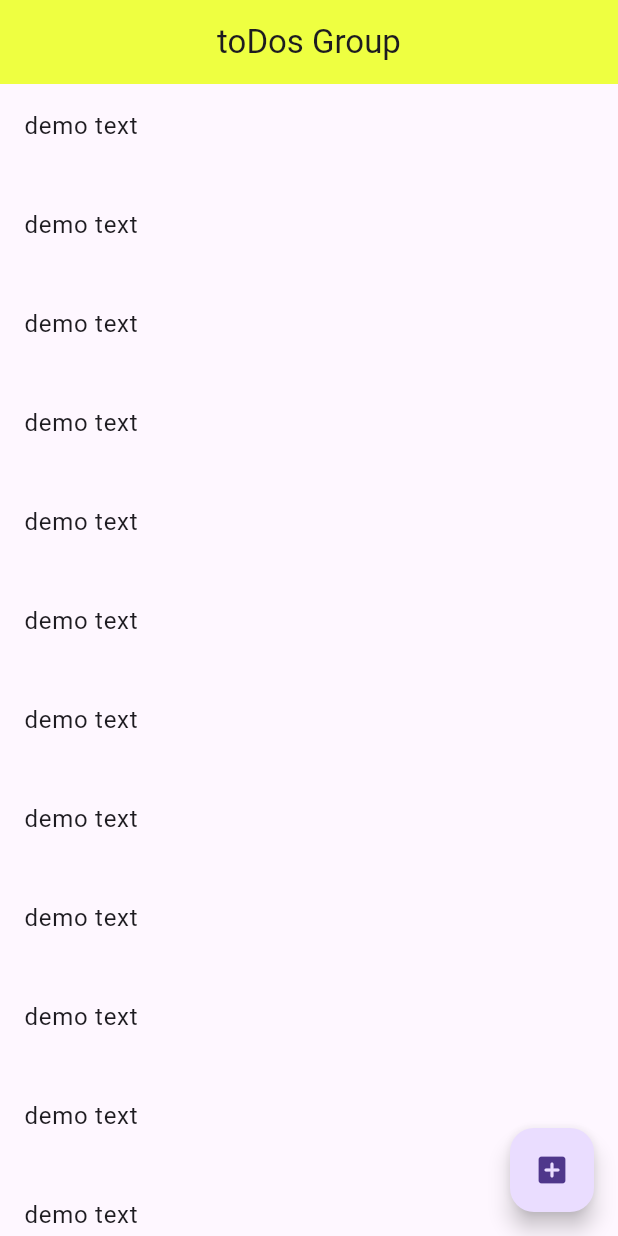
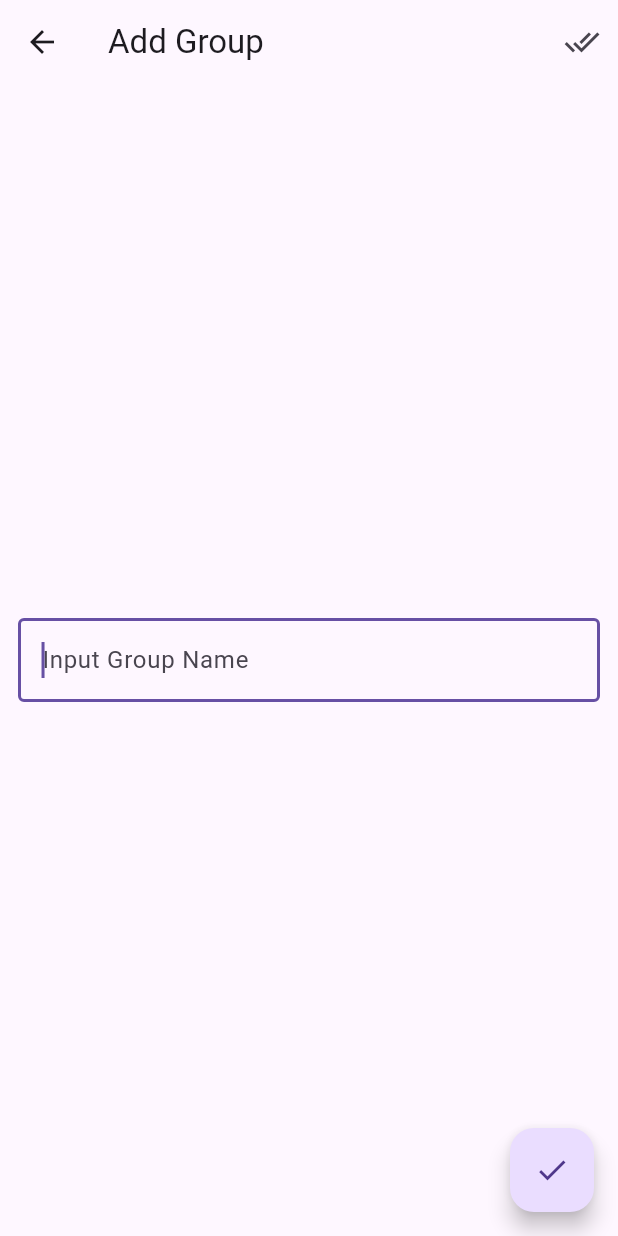
Before and after one commit to ValGorovyi/ToDoList_Flutter, a Flutter app: the screen it shows after launch, after a tap on the "add box" icon, on a phone screen of 412 x 824 dp. Run offline on Flutter 3.47's test engine with Material 3 defaults, Android fonts, the phone set to English and light mode, and no system bars; our stand-ins replace flutter_slidable, hive, hive_flutter; accounts and stored records are empty.

Commit message:
add inherit, model, database

```diff
--- /dev/null
+++ b/lib/entity/groupEntity.dart
@@ -0,0 +1,9 @@
+import 'package:hive_flutter/hive_flutter.dart';
+part 'groupEntity.g.dart';
+
+@HiveType(typeId: 1)
+class GroupEntity {
+  @HiveField(0)
+  String name;
+  GroupEntity({required this.name});
+}
--- a/lib/main.dart
+++ b/lib/main.dart
@@ -1,6 +1,10 @@
 import 'package:flutter/material.dart';
 import 'package:todo_list_fl/widgets/TDListUpperClass.dart';
+import 'package:hive/hive.dart';
+import 'package:hive_flutter/hive_flutter.dart';
 
-void main() {
+void main() async {
+  WidgetsFlutterBinding.ensureInitialized();
+  await Hive.initFlutter();
   runApp(TDListUpperClass());
 }
--- a/lib/widgets/TDListUpperClass.dart
+++ b/lib/widgets/TDListUpperClass.dart
@@ -1,16 +1,25 @@
 import 'package:flutter/material.dart';
+import 'package:todo_list_fl/widgets/groupForm/groupFormWidget.dart';
+import 'package:todo_list_fl/widgets/listItem.dart';
 
 class TDListUpperClass extends StatelessWidget {
   @override
   Widget build(BuildContext context) {
     return MaterialApp(
-      routes: {'/list': (conrext) => TDListUpperWidget()},
+      routes: {
+        '/list': (conrext) => TDListUpperWidget(),
+        '/list/addGroup': (context) => AddGroupFormWidget(),
+      },
       initialRoute: '/list',
     );
   }
 }
 
 class TDListUpperWidget extends StatelessWidget {
+  void showForm(BuildContext context) {
+    Navigator.of(context).pushNamed('/list/addGroup');
+  }
+
   @override
   Widget build(BuildContext context) {
     return Scaffold(
@@ -21,7 +30,7 @@ class TDListUpperWidget extends StatelessWidget {
       ),
       body: GroupsList(),
       floatingActionButton: FloatingActionButton(
-        onPressed: () {},
+        onPressed: () => showForm(context),
         child: Icon(Icons.add_box_rounded),
       ),
     );
@@ -32,8 +41,7 @@ class GroupsList extends StatelessWidget {
   @override
   Widget build(BuildContext context) {
     return ListView.separated(
-      itemBuilder: (BuildContext context, int index) =>
-          ListTile(title: Text('demo text'), onTap: () {}),
+      itemBuilder: (BuildContext context, int index) => ListItem(),
       separatorBuilder: (BuildContext context, int index) =>
           SizedBox(height: 10),
       itemCount: 30,
--- /dev/null
+++ b/lib/widgets/groupForm/groupFormModel.dart
@@ -0,0 +1,28 @@
+import 'package:flutter/material.dart';
+import 'package:hive/hive.dart';
+import 'package:todo_list_fl/entity/groupEntity.dart';
+
+class GroupFormModel {
+  var GroupName = '';
+  void SaveGroupName(BuildContext context) async {
+    if (GroupName.isEmpty) return;
+    final box = await Hive.openBox<GroupEntity>('group_entity_box');
+  }
+}
+
+class GroupFormInherit extends InheritedNotifier {
+  final GroupFormModel model;
+  GroupFormInherit({Key? key, required Widget child, required this.model})
+    : super(child: child);
+
+  static GroupFormInherit? watch(BuildContext context) {
+    return context.dependOnInheritedWidgetOfExactType<GroupFormInherit>();
+  }
+
+  static GroupFormInherit? read(BuildContext context) {
+    final widget = context
+        .getElementForInheritedWidgetOfExactType<GroupFormInherit>()
+        ?.widget;
+    return widget is GroupFormInherit ? widget : null;
+  }
+}
--- /dev/null
+++ b/lib/widgets/groupForm/groupFormWidget.dart
@@ -0,0 +1,65 @@
+import 'package:flutter/material.dart';
+import 'package:todo_list_fl/widgets/groupForm/groupFormModel.dart';
+
+class AddGroupFormWidget extends StatefulWidget {
+  @override
+  State<AddGroupFormWidget> createState() => _AddGroupFormWidgetState();
+}
+
+class _AddGroupFormWidgetState extends State<AddGroupFormWidget> {
+  final _model = GroupFormModel();
+
+  @override
+  Widget build(BuildContext context) {
+    return GroupFormInherit(model: _model, child: _GroupFormBodyWidget());
+  }
+}
+
+class _GroupFormBodyWidget extends StatelessWidget {
+  @override
+  Widget build(BuildContext context) {
+    final model = GroupFormInherit.read(context)?.model;
+
+    return Scaffold(
+      appBar: AppBar(
+        title: Text('Add Group'),
+        actions: [
+          IconButton(
+            onPressed: () {
+              model?.SaveGroupName(context);
+            },
+            icon: Icon(Icons.done_all),
+          ),
+        ],
+      ),
+      body: Center(
+        child: Padding(
+          padding: EdgeInsetsGeometry.symmetric(horizontal: 12),
+          child: GroupTextW(),
+        ),
+      ),
+      floatingActionButton: FloatingActionButton(
+        onPressed: () {
+          model?.SaveGroupName(context);
+        },
+        child: Icon(Icons.done),
+      ),
+    );
+  }
+}
+
+class GroupTextW extends StatelessWidget {
+  @override
+  Widget build(BuildContext context) {
+    final model = GroupFormInherit.read(context)?.model;
+    return TextField(
+      decoration: InputDecoration(
+        border: OutlineInputBorder(),
+        hintText: 'Input Group Name',
+      ),
+      autofocus: true,
+      onEditingComplete: () => model?.SaveGroupName(context),
+      onChanged: (value) => model?.GroupName = value,
+    );
+  }
+}
--- /dev/null
+++ b/lib/widgets/listItem.dart
@@ -0,0 +1,31 @@
+import 'package:flutter/material.dart';
+import 'package:flutter_slidable/flutter_slidable.dart';
+
+class ListItem extends StatelessWidget {
+  @override
+  Widget build(BuildContext context) {
+    return Slidable(
+      key: const ValueKey(0),
+      startActionPane: ActionPane(
+        motion: const ScrollMotion(),
+        // error (){}
+        dismissible: DismissiblePane(onDismissed: () {}),
+
+        children: [
+          SlidableAction(
+            onPressed: (BuildContext c) {},
+            backgroundColor: Color(0xFFFE4A49),
+            foregroundColor: Colors.white,
+            icon: Icons.delete,
+            label: 'Delete',
+          ),
+        ],
+      ),
+
+      child: ColoredBox(
+        color: Colors.white,
+        child: ListTile(title: Text('demo text'), onTap: () {}),
+      ),
+    );
+  }
+}
--- a/pubspec.yaml
+++ b/pubspec.yaml
@@ -30,6 +30,9 @@ environment:
 dependencies:
   flutter:
     sdk: flutter
+  flutter_slidable: ^4.0.3
+  hive_flutter: ^1.1.0
+  hive: ^2.2.3
 
   # The following adds the Cupertino Icons font to your application.
   # Use with the CupertinoIcons class for iOS style icons.
@@ -38,6 +41,8 @@ dependencies:
 dev_dependencies:
   flutter_test:
     sdk: flutter
+  hive_generator: ^2.0.1
+  build_runner: ^2.5.4
 
   # The "flutter_lints" package below contains a set of recommended lints to
   # encourage good coding practices. The lint set provided by the package is
```
Also changed, not shown: lib/entity/groupEntity.g.dart (added), pubspec.lock, 1 other file.
